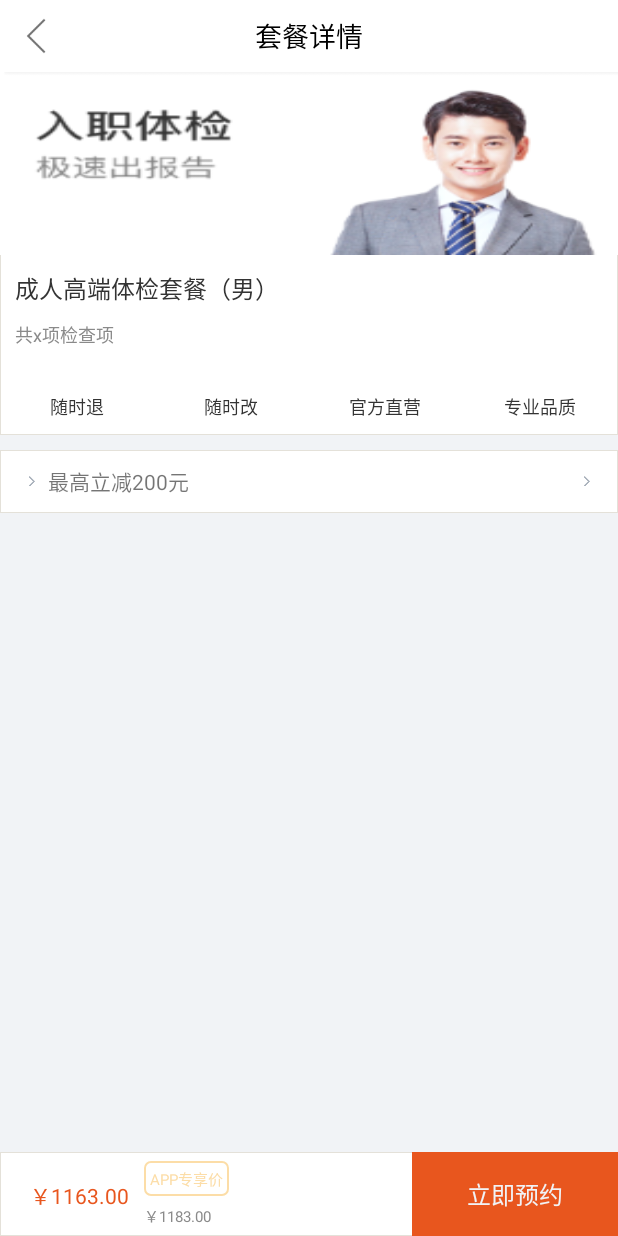
After one commit to dapengyou/Health, an Android app: the SetMealActivity screen opened directly, with no data from a screen before it, on a phone screen of 412 x 824 dp. The commit adds this screen. Run offline under Robolectric (Android 15) with nearby library versions, the phone set to English and light mode, and no system bars.

Commit message:
添加套餐详情页面

```diff
--- a/app/src/main/AndroidManifest.xml
+++ b/app/src/main/AndroidManifest.xml
@@ -1,6 +1,7 @@
 <?xml version="1.0" encoding="utf-8"?>
 <manifest xmlns:android="http://schemas.android.com/apk/res/android"
     package="com.test.health">
+
     <!-- if you want to load images from the internet -->
     <uses-permission android:name="android.permission.INTERNET" />
 
@@ -24,6 +25,9 @@
                 <category android:name="android.intent.category.LAUNCHER" />
             </intent-filter>
         </activity>
+        <activity
+            android:name=".ui.activity.SetMealActivity"
+            android:screenOrientation="portrait"></activity>
     </application>
 
 </manifest>
--- /dev/null
+++ b/app/src/main/java/com/test/health/ui/activity/SetMealActivity.java
@@ -0,0 +1,43 @@
+package com.test.health.ui.activity;
+
+import android.content.Intent;
+import android.support.v7.app.AppCompatActivity;
+import android.os.Bundle;
+import android.view.View;
+
+import com.test.baselibrary.base.BaseActivity;
+import com.test.baselibrary.base.TitleActivity;
+import com.test.health.R;
+
+/**
+ * 套餐页面
+ */
+public class SetMealActivity extends TitleActivity {
+
+    @Override
+    protected int getContentResId() {
+        return R.layout.activity_set_meal;
+    }
+
+    @Override
+    protected void initView(Bundle savedInstanceState) {
+        super.initView(savedInstanceState);
+
+    }
+
+    @Override
+    protected void initData(Intent intent, Bundle savedInstanceState) {
+        setTitleText("套餐详情");
+        setLeftIcon(R.mipmap.back);
+    }
+
+    @Override
+    protected void initListener() {
+
+    }
+
+    @Override
+    protected void onViewClick(View v) {
+
+    }
+}
--- a/app/src/main/java/com/test/health/ui/fragment/FirstFragment.java
+++ b/app/src/main/java/com/test/health/ui/fragment/FirstFragment.java
@@ -1,5 +1,6 @@
 package com.test.health.ui.fragment;
 
+import android.content.Intent;
 import android.os.Bundle;
 import android.support.v7.widget.LinearLayoutManager;
 import android.support.v7.widget.RecyclerView;
@@ -10,11 +11,13 @@ import android.widget.LinearLayout;
 import android.widget.TextView;
 import android.widget.Toast;
 
+import com.chad.library.adapter.base.BaseQuickAdapter;
 import com.test.baselibrary.base.BaseFragment;
 import com.test.health.App;
 import com.test.health.MockData.MockData;
 import com.test.health.R;
 import com.test.health.glid.GlideImageLoader;
+import com.test.health.ui.activity.SetMealActivity;
 import com.test.health.ui.adapter.FirstFootAdapter;
 import com.test.health.ui.adapter.FirstHeadAdapter;
 import com.youth.banner.Banner;
@@ -47,6 +50,9 @@ public class FirstFragment extends BaseFragment {
 
     private RecyclerView mRecyclerView;
     private RecyclerView mVerticalRecycleView;
+
+    private FirstHeadAdapter mFirstHeadAdapter;
+    private FirstFootAdapter mFirstFootAdapter;
 
     /**
      * 使用单例
@@ -98,18 +104,26 @@ public class FirstFragment extends BaseFragment {
         linearLayout.setOrientation(LinearLayoutManager.HORIZONTAL);
         linearLayout.canScrollHorizontally();
         mRecyclerView.setLayoutManager(linearLayout);
-        mRecyclerView.setAdapter(new FirstHeadAdapter(MockData.getDatas(5)));
+        mFirstHeadAdapter = new FirstHeadAdapter(MockData.getDatas(5));
+        mRecyclerView.setAdapter(mFirstFootAdapter);
 
         //纵向RecycleView
         LinearLayoutManager linearLayoutManager = new LinearLayoutManager(mActivity);
         linearLayoutManager.canScrollVertically();
         mVerticalRecycleView.setLayoutManager(linearLayoutManager);
-        mVerticalRecycleView.setAdapter(new FirstFootAdapter(MockData.getCommodityDatas(10)));
+        mFirstFootAdapter = new FirstFootAdapter(MockData.getCommodityDatas(10));
+        mVerticalRecycleView.setAdapter(mFirstFootAdapter);
     }
 
     @Override
     protected void initListener() {
-
+        //跳转到套现详情
+        mFirstFootAdapter.setOnItemClickListener(new BaseQuickAdapter.OnItemClickListener() {
+            @Override
+            public void onItemClick(BaseQuickAdapter adapter, View view, int position) {
+                startActivity(new Intent(mActivity, SetMealActivity.class));
+            }
+        });
     }
 
     @Override
--- /dev/null
+++ b/app/src/main/java/com/test/health/wight/ScrollChangedScrollView.java
@@ -0,0 +1,103 @@
+package com.test.health.wight;
+
+import android.annotation.SuppressLint;
+import android.content.Context;
+import android.os.Handler;
+import android.os.Message;
+import android.util.AttributeSet;
+import android.view.MotionEvent;
+import android.widget.ScrollView;
+
+
+/**
+ * 滑动监听的ScrollView
+ *
+ * Created by lady_zhou on 2018/4/10.
+ */
+
+public class ScrollChangedScrollView extends ScrollView {
+    private ScrollViewListener mScrollViewListener;
+    private final int handleWhatId = 65984;
+    private int lastY = 0;
+    private int timeInterval = 20;//时间间隔
+
+    //页面滚动
+    Handler mHandler = new Handler() {
+        @Override
+        public void handleMessage(Message msg) {
+            super.handleMessage(msg);
+            switch (msg.what) {
+                case handleWhatId:
+                    //滑动停止
+                    if (lastY == getScrollY()) {
+                        if (mScrollViewListener != null) {
+                            mScrollViewListener.onScrollStop(true);
+                        }
+                    } else {
+                        //还在滑动
+                        if (mScrollViewListener != null) {
+                            mScrollViewListener.onScrollStop(false);
+                        }
+                        mHandler.sendMessageDelayed(mHandler.obtainMessage(handleWhatId, this), timeInterval);
+                        lastY = getScrollY();
+                    }
+                    break;
+            }
+        }
+    };
+
+    public interface ScrollViewListener {
+        /**
+         * 滑动监听
+         *
+         * @param scrollView ScrollView控件
+         * @param x          x轴坐标
+         * @param y          y轴坐标
+         * @param oldx       上一个x轴坐标
+         * @param oldy       上一个y轴坐标
+         */
+        void onScrollChanged(ScrollView scrollView, int x, int y, int oldx, int oldy);
+
+        /**
+         * 是否滑动停止
+         *
+         * @param isScrollStop true:滑动停止;false:未滑动停止
+         */
+        void onScrollStop(boolean isScrollStop);
+    }
+
+    @Override
+    protected void onScrollChanged(int x, int y, int oldx, int oldy) {
+        super.onScrollChanged(x, y, oldx, oldy);
+        //判断  当传入监听事件时，进行滚动改变
+        if (mScrollViewListener != null) {
+            mScrollViewListener.onScrollChanged(this, x, y, oldx, oldy);
+        }
+    }
+
+
+    public ScrollChangedScrollView(Context context) {
+        super(context);
+    }
+
+    public ScrollChangedScrollView(Context context, AttributeSet attrs) {
+        super(context, attrs);
+    }
+
+    public ScrollChangedScrollView(Context context, AttributeSet attrs, int defStyleAttr) {
+        super(context, attrs, defStyleAttr);
+    }
+
+    //开放回调入口
+    public void setScrollViewListener(ScrollViewListener scrollViewListener) {
+        this.mScrollViewListener = scrollViewListener;
+    }
+
+    @Override
+    public boolean onTouchEvent(MotionEvent ev) {
+        if (ev.getAction() == MotionEvent.ACTION_UP) {
+            mHandler.sendMessageDelayed(mHandler.obtainMessage(handleWhatId, this), timeInterval);
+        }
+        return super.onTouchEvent(ev);
+    }
+}
--- /dev/null
+++ b/app/src/main/res/drawable/bg_yellow.xml
@@ -0,0 +1,11 @@
+<?xml version="1.0" encoding="utf-8"?>
+<layer-list xmlns:android="http://schemas.android.com/apk/res/android">
+    <item>
+        <shape android:shape="rectangle">
+            <stroke
+                android:width="1dp"
+                android:color="@color/bg_yellow" />
+            <corners android:radius="4dp" />
+        </shape>
+    </item>
+</layer-list>
--- /dev/null
+++ b/app/src/main/res/layout/activity_set_meal.xml
@@ -0,0 +1,177 @@
+<?xml version="1.0" encoding="utf-8"?>
+<RelativeLayout xmlns:android="http://schemas.android.com/apk/res/android"
+    xmlns:app="http://schemas.android.com/apk/res-auto"
+    xmlns:tools="http://schemas.android.com/tools"
+    android:layout_width="match_parent"
+    android:layout_height="match_parent"
+    android:background="@color/bg_gray"
+    android:orientation="vertical"
+    tools:context="com.test.health.ui.activity.SetMealActivity">
+
+    <ScrollView
+        android:layout_width="match_parent"
+        android:layout_height="match_parent"
+        android:scrollbars="none">
+
+        <LinearLayout
+            android:layout_width="match_parent"
+            android:layout_height="match_parent"
+            android:orientation="vertical">
+            <!--头-->
+            <LinearLayout
+                android:layout_width="match_parent"
+                android:layout_height="wrap_content"
+                android:background="@drawable/bg_write_corners"
+                android:orientation="vertical">
+
+                <ImageView
+                    android:id="@+id/iv_image"
+                    android:layout_width="match_parent"
+                    android:layout_height="122dp"
+                    android:scaleType="fitXY"
+                    android:src="@mipmap/old2" />
+
+                <TextView
+                    android:id="@+id/tv_title"
+                    android:layout_width="match_parent"
+                    android:layout_height="wrap_content"
+                    android:padding="10dp"
+                    android:text="成人高端体检套餐（男）"
+                    android:textColor="@color/text_black"
+                    android:textSize="@dimen/txt_middle" />
+
+                <TextView
+                    android:id="@+id/tv_number"
+                    android:layout_width="match_parent"
+                    android:layout_height="wrap_content"
+                    android:paddingBottom="10dp"
+                    android:paddingLeft="10dp"
+                    android:paddingRight="10dp"
+                    android:text="共x项检查项"
+                    android:textColor="@color/text_gray"
+                    android:textSize="@dimen/txt_12" />
+
+                <View
+                    android:layout_width="match_parent"
+                    android:layout_height="0dp"
+                    android:layout_marginTop="10dp"
+                    android:background="@color/text_gray" />
+
+                <LinearLayout
+                    android:layout_width="match_parent"
+                    android:layout_height="wrap_content"
+                    android:orientation="horizontal">
+
+                    <TextView
+                        android:layout_width="0dp"
+                        android:layout_height="wrap_content"
+                        android:layout_weight="1"
+                        android:gravity="center"
+                        android:padding="10dp"
+                        android:text="随时退"
+                        android:textColor="@color/text_black"
+                        android:textSize="@dimen/txt_12" />
+
+                    <TextView
+                        android:layout_width="0dp"
+                        android:layout_height="wrap_content"
+                        android:layout_weight="1"
+                        android:gravity="center"
+                        android:padding="10dp"
+                        android:text="随时改"
+                        android:textColor="@color/text_black"
+                        android:textSize="@dimen/txt_12" />
+
+                    <TextView
+                        android:layout_width="0dp"
+                        android:layout_height="wrap_content"
+                        android:layout_weight="1"
+                        android:gravity="center"
+                        android:padding="10dp"
+                        android:text="官方直营"
+                        android:textColor="@color/text_black"
+                        android:textSize="@dimen/txt_12" />
+
+                    <TextView
+                        android:layout_width="0dp"
+                        android:layout_height="wrap_content"
+                        android:layout_weight="1"
+                        android:gravity="center"
+                        android:padding="10dp"
+                        android:text="专业品质"
+                        android:textColor="@color/text_black"
+                        android:textSize="@dimen/txt_12" />
+                </LinearLayout>
+            </LinearLayout>
+            <!--优惠-->
+            <TextView
+                android:layout_width="match_parent"
+                android:layout_height="wrap_content"
+                android:layout_marginTop="10dp"
+                android:background="@drawable/bg_write_corners"
+                android:drawableLeft="@mipmap/icon_disclosure_lndicator"
+                android:drawableRight="@mipmap/icon_disclosure_lndicator"
+                android:padding="10dp"
+                android:text="最高立减200元" />
+        </LinearLayout>
+    </ScrollView>
+
+    <LinearLayout
+        android:layout_width="match_parent"
+        android:layout_height="56dp"
+        android:layout_alignParentBottom="true"
+        android:background="@drawable/bg_write_corners">
+
+        <RelativeLayout
+            android:layout_width="0dp"
+            android:layout_height="56dp"
+            android:layout_weight="2">
+
+            <TextView
+                android:id="@+id/tv_price"
+                android:layout_width="wrap_content"
+                android:layout_height="match_parent"
+                android:layout_centerVertical="true"
+                android:layout_marginLeft="10dp"
+                android:gravity="center"
+                android:padding="10dp"
+                android:text="￥1163.00"
+                android:textColor="@color/text_orange"
+                android:textSize="@dimen/txt_small" />
+
+            <TextView
+                android:id="@+id/tv_app"
+                android:layout_width="wrap_content"
+                android:layout_height="wrap_content"
+                android:layout_marginTop="5dp"
+                android:layout_toRightOf="@+id/tv_price"
+                android:background="@drawable/bg_yellow"
+                android:padding="4dp"
+                android:text="APP专享价"
+                android:textColor="@color/text_yellow"
+                android:textSize="10sp" />
+
+            <TextView
+                android:id="@+id/tv_price_old"
+                android:layout_width="wrap_content"
+                android:layout_height="wrap_content"
+                android:layout_below="@+id/tv_app"
+                android:layout_marginTop="5dp"
+                android:layout_toRightOf="@+id/tv_price"
+                android:gravity="center"
+                android:text="￥1183.00"
+                android:textColor="@color/text_gray"
+                android:textSize="10sp" />
+        </RelativeLayout>
+
+        <TextView
+            android:layout_width="0dp"
+            android:layout_height="56dp"
+            android:layout_weight="1"
+            android:background="@color/text_orange"
+            android:gravity="center"
+            android:text="立即预约"
+            android:textColor="@color/text_write"
+            android:textSize="@dimen/txt_middle" />
+    </LinearLayout>
+</RelativeLayout>
--- a/app/src/main/res/values/colors.xml
+++ b/app/src/main/res/values/colors.xml
@@ -6,8 +6,12 @@
     <color name="text_orange">#E8561E</color>
     <color name="text_gray">#8a8a8a</color>
     <color name="text_black">#333333</color>
+    <color name="text_write">#F1F3F6</color>
+    <color name="text_yellow">#FCDDA7</color>
 
     <color name="bg_gray">#F1F3F6</color>
     <color name="line_gray">#e3e3e3</color>
+    <color name="bg_yellow">#FCDDA7</color>
+
 
 </resources>
--- /dev/null
+++ b/baselibrary/src/main/res/drawable/bg_primary_gradient.xml
@@ -0,0 +1,12 @@
+<?xml version="1.0" encoding="utf-8"?>
+<shape xmlns:android="http://schemas.android.com/apk/res/android"
+    android:shape="rectangle">
+    <!--<gradient-->
+        <!--android:angle="0"-->
+        <!--android:endColor="#2271da"-->
+        <!--android:startColor="#96c1fb" />-->
+    <gradient
+        android:angle="0"
+        android:endColor="#ffffffff"
+        android:startColor="#ffffffff" />
+</shape>
--- a/baselibrary/src/main/res/drawable/primary_gradient_bg.xml
+++ /dev/null
@@ -1,8 +0,0 @@
-<?xml version="1.0" encoding="utf-8"?>
-<shape xmlns:android="http://schemas.android.com/apk/res/android"
-    android:shape="rectangle">
-    <gradient
-        android:angle="0"
-        android:endColor="#2271da"
-        android:startColor="#96c1fb" />
-</shape>
--- a/baselibrary/src/main/res/layout/activity_title.xml
+++ b/baselibrary/src/main/res/layout/activity_title.xml
@@ -12,7 +12,7 @@
         android:id="@+id/title_bar"
         android:layout_width="match_parent"
         android:layout_height="48dp"
-        android:background="@drawable/primary_gradient_bg"
+        android:background="@drawable/bg_primary_gradient"
         tools:ignore="UselessParent">
 
         <TextView
@@ -22,7 +22,7 @@
             android:layout_centerInParent="true"
             android:maxLength="10"
             android:singleLine="true"
-            android:textColor="@android:color/white"
+            android:textColor="@android:color/black"
             android:textSize="18sp" />
 
         <TextView
```
Also changed, not shown: app/src/main/res/mipmap-xhdpi/back.png (added).
